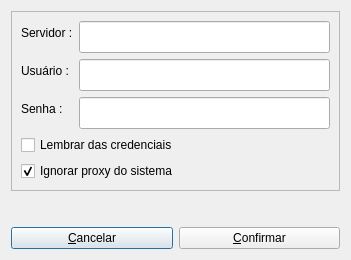
The window that ferramentas_acervo/gui/ui/login.ui (1cgeo/controle_acervo) describes before a commit, drawn with Qt 5.
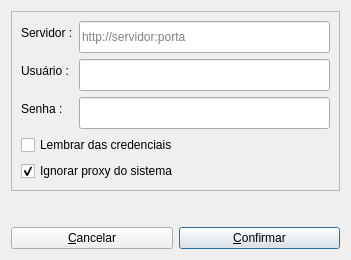
The same window after the commit.

What changed in the file:
```diff
--- a/ferramentas_acervo/gui/ui/login.ui
+++ b/ferramentas_acervo/gui/ui/login.ui
@@ -47,6 +47,9 @@
                                                 <height>32</height>
                                             </size>
                                         </property>
+                                        <property name="placeholderText">
+                                            <string>http://servidor:porta</string>
+                                        </property>
                                     </widget>
                                 </item>
                                 <item row="1" column="0">
@@ -133,6 +136,9 @@
                             <property name="text">
                                 <string>&amp;Confirmar</string>
                             </property>
+                            <property name="default">
+                                <bool>true</bool>
+                            </property>
                         </widget>
                     </item>
                 </layout>
```
